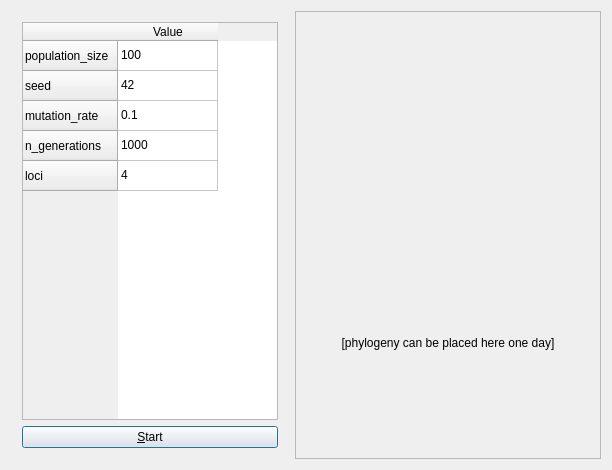
Old version of the form jobo_qtmaindialog.ui in the repository richelbilderbeek/pbdmms.
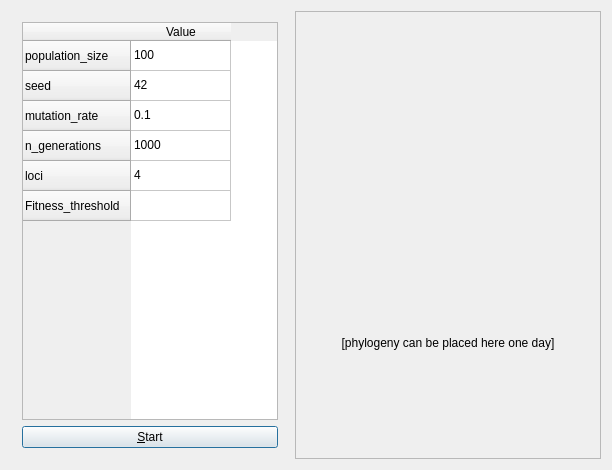
New version of the form. Custom widgets are drawn as their Qt base class.

Commit message: trying to include parameter fitness_threshold in gui

```diff
--- a/jobo_qtmaindialog.ui
+++ b/jobo_qtmaindialog.ui
@@ -50,6 +50,11 @@
           <string>loci</string>
          </property>
         </row>
+        <row>
+         <property name="text">
+          <string>Fitness_threshold</string>
+         </property>
+        </row>
         <column>
          <property name="text">
           <string>Value</string>
```
Left out of the diff: 4 changed lines with no effect on the pictures. The commit also changes 1 other file.
